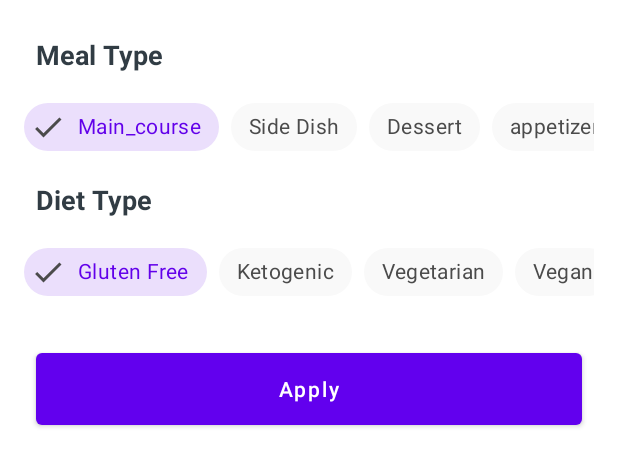
After one commit to jo60913/FoodRecipes, an Android app: the layout recipes_bottom_sheet.xml on its own in the app's theme, with its tools: preview values and no code run, on a phone screen of 412 x 824 dp. The commit adds this screen. Shown: the top 466 px of the screen. Run offline under Robolectric (Android 15) with nearby library versions, the phone set to English and light mode, and no system bars.

Commit message:
完成食譜的類型選擇

```diff
--- /dev/null
+++ b/app/src/main/res/color/chip_background_color.xml
@@ -0,0 +1,5 @@
+<?xml version="1.0" encoding="utf-8"?>
+<selector xmlns:android="http://schemas.android.com/apk/res/android">
+    <item android:color="@color/checkedChipBackgroundColor" android:state_checked="true"/>
+    <item android:color="@color/chipBackgroundColor" android:state_checked="false"/>
+</selector>
--- /dev/null
+++ b/app/src/main/res/color/chip_text_color.xml
@@ -0,0 +1,5 @@
+<?xml version="1.0" encoding="utf-8"?>
+<selector xmlns:android="http://schemas.android.com/apk/res/android">
+    <item android:color="@color/checkedChipTextColor" android:state_checked="true"/>
+    <item android:color="@color/chipTextColor" android:state_checked="false"/>
+</selector>
--- a/app/src/main/res/layout/fragment_recipes.xml
+++ b/app/src/main/res/layout/fragment_recipes.xml
@@ -28,7 +28,7 @@
             app:layout_constraintTop_toTopOf="parent" />
 
         <com.google.android.material.floatingactionbutton.FloatingActionButton
-            android:id="@+id/floatingActionButton"
+            android:id="@+id/recipes_fab"
             android:layout_width="wrap_content"
             android:layout_height="wrap_content"
             android:layout_marginEnd="24dp"
--- /dev/null
+++ b/app/src/main/res/layout/recipes_bottom_sheet.xml
@@ -0,0 +1,270 @@
+<?xml version="1.0" encoding="utf-8"?>
+<layout xmlns:android="http://schemas.android.com/apk/res/android"
+    xmlns:tools="http://schemas.android.com/tools"
+    xmlns:app="http://schemas.android.com/apk/res-auto">
+
+    <data>
+
+    </data>
+
+    <androidx.constraintlayout.widget.ConstraintLayout
+        android:layout_width="match_parent"
+        android:layout_height="wrap_content"
+        android:background="@color/white"
+        tools:context=".ui.bottomsheet.RecipesBottomSheet">
+
+        <TextView
+            android:id="@+id/mealType_txt"
+            android:layout_width="wrap_content"
+            android:layout_height="wrap_content"
+            android:layout_marginStart="24dp"
+            android:layout_marginTop="24dp"
+            android:text="@string/meal_type"
+            android:textSize="18sp"
+            android:textStyle="bold"
+            android:textColor="@color/dark"
+            app:layout_constraintStart_toStartOf="parent"
+            app:layout_constraintTop_toTopOf="parent" />
+
+        <HorizontalScrollView
+            android:id="@+id/mealType_scrollView"
+            android:layout_width="match_parent"
+            android:layout_height="wrap_content"
+            android:layout_marginStart="16dp"
+            android:layout_marginTop="12dp"
+            android:layout_marginEnd="16dp"
+            android:scrollbars="none"
+            app:layout_constraintEnd_toEndOf="parent"
+            app:layout_constraintStart_toStartOf="parent"
+            app:layout_constraintTop_toBottomOf="@+id/mealType_txt">
+
+            <LinearLayout
+                android:layout_width="wrap_content"
+                android:layout_height="match_parent"
+                android:orientation="horizontal">
+
+                <com.google.android.material.chip.ChipGroup
+                    android:id="@+id/mealType_chipGroup"
+                    android:layout_width="match_parent"
+                    android:layout_height="match_parent"
+                    app:checkedChip="@+id/main_course_chip"
+                    app:selectionRequired="true"
+                    app:singleLine="true"
+                    app:singleSelection="true">
+
+                    <com.google.android.material.chip.Chip
+                        style="@style/CustomerChipStyle"
+                        android:id="@+id/main_course_chip"
+                        android:layout_width="wrap_content"
+                        android:layout_height="wrap_content"
+                        android:text="@string/Main_course" />
+
+                    <com.google.android.material.chip.Chip
+                        style="@style/CustomerChipStyle"
+                        android:id="@+id/side_dish_chip"
+                        android:layout_width="wrap_content"
+                        android:layout_height="wrap_content"
+                        android:text="@string/Side_dish" />
+
+                    <com.google.android.material.chip.Chip
+                        style="@style/CustomerChipStyle"
+                        android:id="@+id/dessert_chip"
+                        android:layout_width="wrap_content"
+                        android:layout_height="wrap_content"
+                        android:text="@string/dessert" />
+
+                    <com.google.android.material.chip.Chip
+                        style="@style/CustomerChipStyle"
+                        android:id="@+id/appetizer_chip"
+                        android:layout_width="wrap_content"
+                        android:layout_height="wrap_content"
+                        android:text="@string/appetizer" />
+
+                    <com.google.android.material.chip.Chip
+                        style="@style/CustomerChipStyle"
+                        android:id="@+id/salad_chip"
+                        android:layout_width="wrap_content"
+                        android:layout_height="wrap_content"
+                        android:text="@string/Salad" />
+
+                    <com.google.android.material.chip.Chip
+                        style="@style/CustomerChipStyle"
+                        android:id="@+id/bread_chip"
+                        android:layout_width="wrap_content"
+                        android:layout_height="wrap_content"
+                        android:text="@string/Bread" />
+
+                    <com.google.android.material.chip.Chip
+                        android:id="@+id/breakfast_chip"
+                        android:layout_width="wrap_content"
+                        android:layout_height="wrap_content"
+                        android:text="@string/breakfast" />
+
+                    <com.google.android.material.chip.Chip
+                        style="@style/CustomerChipStyle"
+                        android:id="@+id/soup_chip"
+                        android:layout_width="wrap_content"
+                        android:layout_height="wrap_content"
+                        android:text="@string/soup" />
+
+                    <com.google.android.material.chip.Chip
+                        style="@style/CustomerChipStyle"
+                        android:id="@+id/beverage_chip"
+                        android:layout_width="wrap_content"
+                        android:layout_height="wrap_content"
+                        android:text="@string/beverage" />
+
+                    <com.google.android.material.chip.Chip
+                        style="@style/CustomerChipStyle"
+                        android:id="@+id/sauce_chip"
+                        android:layout_width="wrap_content"
+                        android:layout_height="wrap_content"
+                        android:text="@string/sauce" />
+
+                    <com.google.android.material.chip.Chip
+                        style="@style/CustomerChipStyle"
+                        android:id="@+id/marinade_chip"
+                        android:layout_width="wrap_content"
+                        android:layout_height="wrap_content"
+                        android:text="@string/marinade" />
+
+                    <com.google.android.material.chip.Chip
+                        style="@style/CustomerChipStyle"
+                        android:id="@+id/finger_food_chip"
+                        android:layout_width="wrap_content"
+                        android:layout_height="wrap_content"
+                        android:text="@string/fingerfood" />
+
+                    <com.google.android.material.chip.Chip
+                        style="@style/CustomerChipStyle"
+                        android:id="@+id/snack_chip"
+                        android:layout_width="wrap_content"
+                        android:layout_height="wrap_content"
+                        android:text="@string/snack" />
+
+                    <com.google.android.material.chip.Chip
+                        style="@style/CustomerChipStyle"
+                        android:id="@+id/drink_chip"
+                        android:layout_width="wrap_content"
+                        android:layout_height="wrap_content"
+                        android:text="@string/drink" />
+                </com.google.android.material.chip.ChipGroup>
+            </LinearLayout>
+        </HorizontalScrollView>
+
+        <TextView
+            android:id="@+id/dietType_txt"
+            android:layout_width="wrap_content"
+            android:layout_height="wrap_content"
+            android:layout_marginStart="24dp"
+            android:layout_marginTop="12dp"
+            android:text="@string/diet_type"
+            android:textColor="@color/dark"
+            android:textSize="18sp"
+            android:textStyle="bold"
+            app:layout_constraintStart_toStartOf="parent"
+            app:layout_constraintTop_toBottomOf="@+id/mealType_scrollView" />
+
+        <HorizontalScrollView
+            android:id="@+id/dietType_scrollView"
+            android:layout_width="match_parent"
+            android:layout_height="wrap_content"
+            android:layout_marginStart="16dp"
+            android:layout_marginTop="12dp"
+            android:layout_marginEnd="16dp"
+            android:scrollbars="none"
+            app:layout_constraintEnd_toEndOf="parent"
+            app:layout_constraintStart_toStartOf="parent"
+            app:layout_constraintTop_toBottomOf="@+id/dietType_txt">
+
+            <LinearLayout
+                android:layout_width="wrap_content"
+                android:layout_height="match_parent"
+                android:orientation="horizontal">
+
+                <com.google.android.material.chip.ChipGroup
+                    android:id="@+id/dietType_chipGroup"
+                    android:layout_width="match_parent"
+                    android:layout_height="match_parent"
+                    app:checkedChip="@+id/gluten_free_chip"
+                    app:selectionRequired="true"
+                    app:singleLine="true"
+                    app:singleSelection="true">
+
+                    <com.google.android.material.chip.Chip
+                        style="@style/CustomerChipStyle"
+                        android:id="@+id/gluten_free_chip"
+                        android:layout_width="wrap_content"
+                        android:layout_height="wrap_content"
+                        android:text="@string/gluten_free" />
+
+                    <com.google.android.material.chip.Chip
+                        style="@style/CustomerChipStyle"
+                        android:id="@+id/ketogenic_chip"
+                        android:layout_width="wrap_content"
+                        android:layout_height="wrap_content"
+                        android:text="@string/ketogenic" />
+
+                    <com.google.android.material.chip.Chip
+                        style="@style/CustomerChipStyle"
+                        android:id="@+id/vegetarian_chip"
+                        android:layout_width="wrap_content"
+                        android:layout_height="wrap_content"
+                        android:text="@string/vegetarian" />
+
+                    <com.google.android.material.chip.Chip
+                        style="@style/CustomerChipStyle"
+                        android:id="@+id/vegan_chip"
+                        android:layout_width="wrap_content"
+                        android:layout_height="wrap_content"
+                        android:text="@string/vegan" />
+
+                    <com.google.android.material.chip.Chip
+                        style="@style/CustomerChipStyle"
+                        android:id="@+id/pescetarian_chip"
+                        android:layout_width="wrap_content"
+                        android:layout_height="wrap_content"
+                        android:text="Pescetarian" />
+
+                    <com.google.android.material.chip.Chip
+                        style="@style/CustomerChipStyle"
+                        android:id="@+id/paleo_chip"
+                        android:layout_width="wrap_content"
+                        android:layout_height="wrap_content"
+                        android:text="Paleo" />
+
+                    <com.google.android.material.chip.Chip
+                        style="@style/CustomerChipStyle"
+                        android:id="@+id/primal_chip"
+                        android:layout_width="wrap_content"
+                        android:layout_height="wrap_content"
+                        android:text="Primal" />
+
+                    <com.google.android.material.chip.Chip
+                        style="@style/CustomerChipStyle"
+                        android:id="@+id/whole30_chip"
+                        android:layout_width="wrap_content"
+                        android:layout_height="wrap_content"
+                        android:text="@string/whole30" />
+
+                </com.google.android.material.chip.ChipGroup>
+            </LinearLayout>
+        </HorizontalScrollView>
+
+        <Button
+            android:id="@+id/apply_btn"
+            android:layout_width="match_parent"
+            android:layout_height="60dp"
+            android:layout_marginStart="24dp"
+            android:layout_marginTop="24dp"
+            android:layout_marginEnd="24dp"
+            android:layout_marginBottom="24dp"
+            android:text="@string/apply"
+            android:textAllCaps="false"
+            app:layout_constraintBottom_toBottomOf="parent"
+            app:layout_constraintEnd_toEndOf="parent"
+            app:layout_constraintStart_toStartOf="parent"
+            app:layout_constraintTop_toBottomOf="@+id/dietType_scrollView" />
+
+    </androidx.constraintlayout.widget.ConstraintLayout>
+</layout>
--- a/app/src/main/res/values/colors.xml
+++ b/app/src/main/res/values/colors.xml
@@ -21,4 +21,11 @@
     <color name="red">#FF4646</color>
     <color name="yellow">#FFC114</color>
     <color name="green">#00C980</color>
+
+
+<!--    Custome Chip Style-->
+    <color name="checkedChipBackgroundColor">#206200EA</color>
+    <color name="chipBackgroundColor">@color/lightGray</color>
+    <color name="checkedChipTextColor">@color/colorPrimary</color>
+    <color name="chipTextColor">@color/darkGray</color>
 </resources>
--- a/app/src/main/res/values/strings.xml
+++ b/app/src/main/res/values/strings.xml
@@ -14,4 +14,26 @@
     <string name="recipes_fragment">Recipes</string>
     <string name="favorite_recipes_fragment">Favorite</string>
     <string name="food_joke">Food</string>
+    <string name="meal_type">Meal Type</string>
+    <string name="Main_course">Main_course</string>
+    <string name="Salad">Salad</string>
+    <string name="Bread">Bread</string>
+    <string name="breakfast">breakfast</string>
+    <string name="Side_dish">Side Dish</string>
+    <string name="dessert">Dessert</string>
+    <string name="appetizer">appetizer</string>
+    <string name="soup">Soup</string>
+    <string name="beverage">Beverage</string>
+    <string name="sauce">Sauce</string>
+    <string name="marinade">Marinade</string>
+    <string name="fingerfood">FingerFood</string>
+    <string name="snack">Snack</string>
+    <string name="drink">Drink</string>
+    <string name="diet_type">Diet Type</string>
+    <string name="gluten_free">Gluten Free</string>
+    <string name="ketogenic">Ketogenic</string>
+    <string name="vegetarian">Vegetarian</string>
+    <string name="vegan">Vegan</string>
+    <string name="whole30">Whole30</string>
+    <string name="apply">Apply</string>
 </resources>
--- a/app/src/main/res/values/themes.xml
+++ b/app/src/main/res/values/themes.xml
@@ -19,6 +19,13 @@
         <item name="windowNoTitle">true</item>
     </style>
 
+    <style name="CustomerChipStyle" parent="Widget.MaterialComponents.Chip.Filter">
+        <item name="chipBackgroundColor">@color/chip_background_color</item>
+        <item name="android:textColor">@color/chip_text_color</item>
+        <item name="checkedIconTint">@color/chipTextColor</item>
+    </style>
+
+
     <style name="Theme.FoodRecipes.AppBarOverlay" parent="ThemeOverlay.AppCompat.Dark.ActionBar" />
 
     <style name="Theme.FoodRecipes.PopupOverlay" parent="ThemeOverlay.AppCompat.Light" />
```
Also changed, not shown: app/src/main/java/com/example/foodrecipes/data/DataStoreRepository.kt (added, +82 -0 lines), app/src/main/java/com/example/foodrecipes/ui/bottomsheet/RecipesBottomSheet.kt (added, +91 -0 lines), app/src/main/java/com/example/foodrecipes/ui/fragment/RecipesFragment.kt (+9 -1 lines), app/src/main/java/com/example/foodrecipes/util/Constants.kt (+11 -0 lines), app/src/main/java/com/example/foodrecipes/viewmodel/RecipesViewModel.kt (+51 -6 lines), app/src/main/res/navigation/my_nav.xml (+18 -1 lines).
